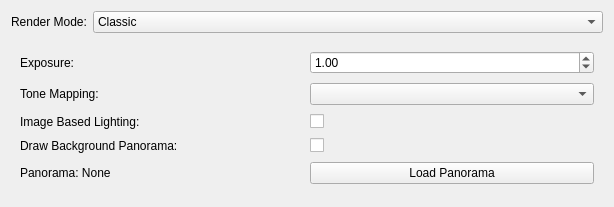
Qt form vclib/render/src/vclib/qt/gui/viewer_render_settings_frame.ui (cnr-isti-vclab/vclib) before a commit.
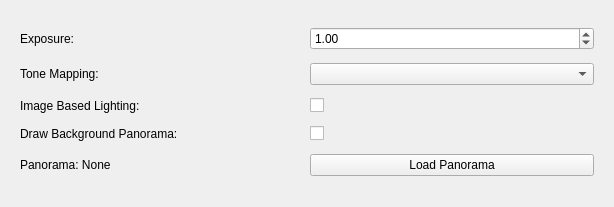
The same form after that commit. Icons and pictures are not drawn.

Commit message: [render] viewer settings to dock widget

Patch:
```diff
--- a/vclib/render/src/vclib/qt/gui/viewer_render_settings_frame.ui
+++ b/vclib/render/src/vclib/qt/gui/viewer_render_settings_frame.ui
@@ -20,40 +20,7 @@
    <string>Frame</string>
   </property>
   <layout class="QGridLayout" name="gridLayout">
-   <item row="0" column="0">
-    <widget class="QLabel" name="renderModeLabel">
-     <property name="sizePolicy">
-      <sizepolicy hsizetype="Minimum" vsizetype="Fixed">
-       <horstretch>0</horstretch>
-       <verstretch>0</verstretch>
-      </sizepolicy>
-     </property>
-     <property name="text">
-      <string>Render Mode:</string>
-     </property>
-    </widget>
-   </item>
-   <item row="0" column="1">
-    <widget class="QComboBox" name="renderModeComboBox">
-     <property name="sizePolicy">
-      <sizepolicy hsizetype="MinimumExpanding" vsizetype="Fixed">
-       <horstretch>0</horstretch>
-       <verstretch>0</verstretch>
-      </sizepolicy>
-     </property>
-     <item>
-      <property name="text">
-       <string>Classic</string>
-      </property>
-     </item>
-     <item>
-      <property name="text">
-       <string>PBR</string>
-      </property>
-     </item>
-    </widget>
-   </item>
-   <item row="1" column="0" colspan="2">
+   <item row="0" column="0" colspan="2">
     <widget class="QFrame" name="pbrSettingsFrame">
      <property name="frameShape">
       <enum>QFrame::Shape::NoFrame</enum>
```
The commit also changes 5 other files.
